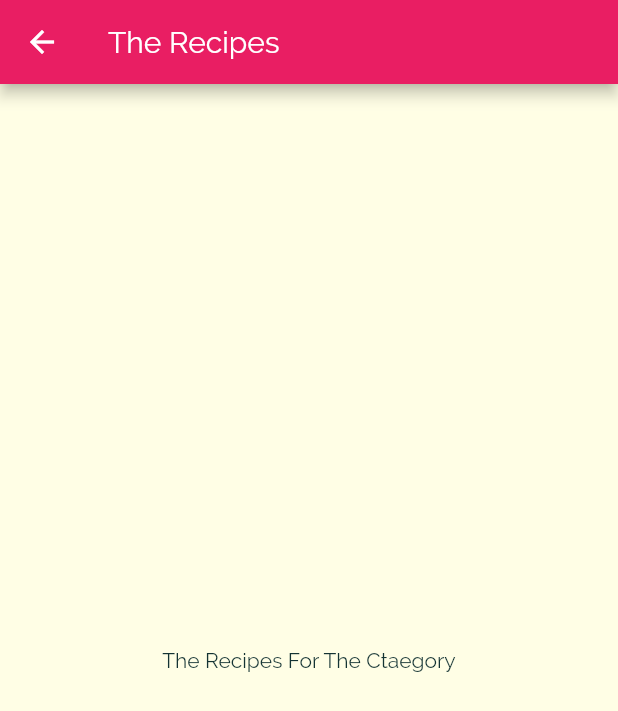
After one commit to anandagr21/deli-meal, a Flutter app: the screen it shows after launch, after a tap on "Italian", on a phone screen of 412 x 824 dp. The commit adds this screen. Shown: the top 711 px of the screen. Run offline on Flutter 3.47's test engine with Material 2 defaults, Android fonts, the phone set to English and light mode, and no system bars.

Commit message:
navigation added

```diff
--- a/lib/category_item.dart
+++ b/lib/category_item.dart
@@ -1,3 +1,4 @@
+import './category_meals_screen.dart';
 import 'package:flutter/material.dart';
 
 class CategoryItem extends StatelessWidget {
@@ -5,10 +6,18 @@ class CategoryItem extends StatelessWidget {
   final Color color;
 
   CategoryItem(this.title, this.color);
-
+  void selectCategory(BuildContext ctx){
+    Navigator.of(ctx).push(MaterialPageRoute(builder: (_){
+      return CategoryMealScreen();
+    }),);
+  }
   @override
   Widget build(BuildContext context) {
-    return Container(
+    return InkWell(
+      onTap: ()=>selectCategory(context),
+      splashColor: Theme.of(context).primaryColor,
+      borderRadius: BorderRadius.circular(15),
+      child: Container(
         padding: const EdgeInsets.all(15),
         child: Text(
           title,
@@ -25,6 +34,7 @@ class CategoryItem extends StatelessWidget {
           ),
           borderRadius: BorderRadius.circular(15),
         ),
+      ),
     );
   }
 }
--- /dev/null
+++ b/lib/category_meals_screen.dart
@@ -0,0 +1,21 @@
+import 'package:flutter/material.dart';
+
+class CategoryMealScreen extends StatelessWidget {
+  @override
+  Widget build(BuildContext context) {
+    return Center(
+      child: Scaffold(
+        appBar: AppBar(
+          title: Text(
+            'The Recipes',
+          ),
+        ),
+        body: Center(
+          child: Text(
+            'The Recipes For The Ctaegory',
+          ),
+        ),
+      ),
+    );
+  }
+}
```
Lines whose indentation alone changed are shown as unchanged.
